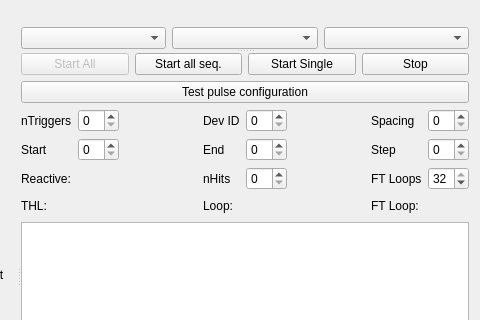
Qt form SpidrMpx3Eq/qcstmequalization.ui (navrit/dexter) before a commit; both pictures show x 224 to 704 and y 0 to 320 of the 704 by 551 pixel window.
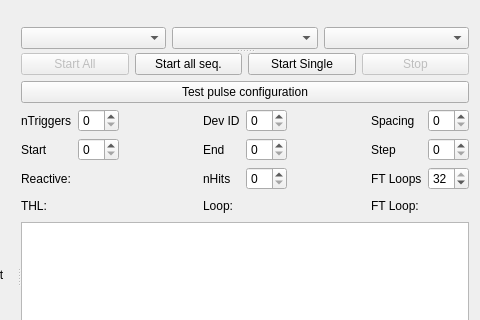
The same form after that commit. Custom widgets are drawn as their Qt base class.

Commit message: Dexter is now able to equalize a full quad system without having to restart the program between chips.

Patch:
```diff
--- a/SpidrMpx3Eq/qcstmequalization.ui
+++ b/SpidrMpx3Eq/qcstmequalization.ui
@@ -199,6 +199,9 @@
           </item>
           <item>
            <widget class="QPushButton" name="_stopEq">
+            <property name="enabled">
+             <bool>false</bool>
+            </property>
             <property name="toolTip">
              <string>&lt;html&gt;&lt;head/&gt;&lt;body&gt;&lt;p&gt;Stop equalisation&lt;/p&gt;&lt;/body&gt;&lt;/html&gt;</string>
             </property>
```
The commit also changes 2 other files.
